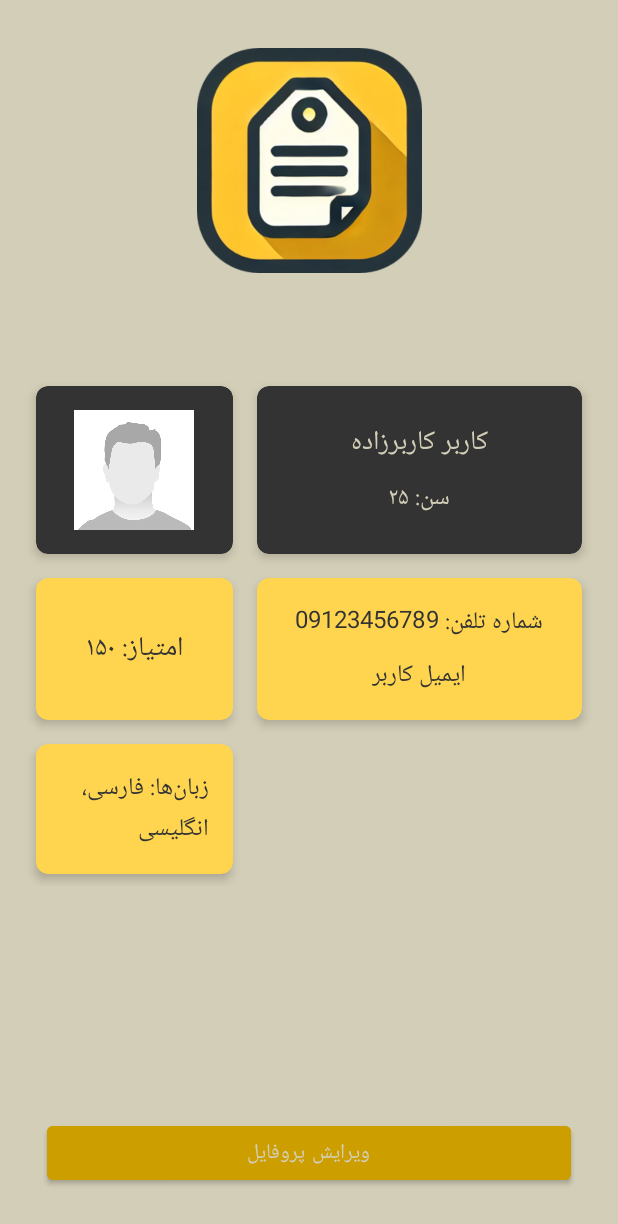
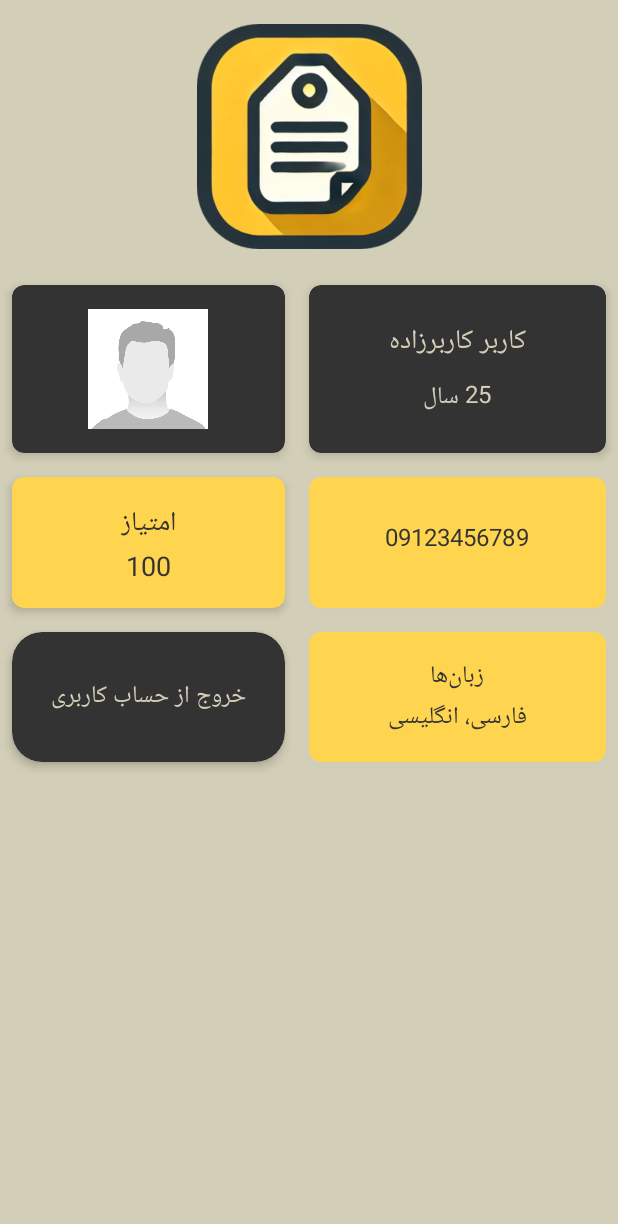
Before and after one commit to saeedsamie/Barchasb-Android-Application, an Android app: the UserProfileFragment screen opened through its navigation route, on a phone screen of 412 x 824 dp. Shown: the top 1224 px of the screen. Run offline under Robolectric (Android 15) with nearby library versions, the phone set to English and light mode, and no system bars.

Commit message:
design: cleanup and bugfix

```diff
--- a/app/src/main/java/com/example/barchasb/leaderboard/LeaderboardAdapter.kt
+++ b/app/src/main/java/com/example/barchasb/leaderboard/LeaderboardAdapter.kt
@@ -5,7 +5,7 @@ import android.view.ViewGroup
 import androidx.recyclerview.widget.RecyclerView
 import com.example.barchasb.databinding.ItemLeaderboardBinding
 
-data class LeaderboardItem(val username: String, val score: Int)
+data class LeaderboardItem(val username: String, val score: String)
 
 class LeaderboardAdapter(private val leaderboardItems: List<LeaderboardItem>) :
     RecyclerView.Adapter<LeaderboardAdapter.LeaderboardViewHolder>() {
--- a/app/src/main/java/com/example/barchasb/profile/UserProfileFragment.kt
+++ b/app/src/main/java/com/example/barchasb/profile/UserProfileFragment.kt
@@ -5,6 +5,8 @@ import android.view.LayoutInflater
 import android.view.View
 import android.view.ViewGroup
 import androidx.fragment.app.Fragment
+import androidx.navigation.fragment.findNavController
+import com.example.barchasb.R
 import com.example.barchasb.databinding.FragmentUserProfileBinding
 
 class UserProfileFragment : Fragment() {
@@ -17,6 +19,10 @@ class UserProfileFragment : Fragment() {
         savedInstanceState: Bundle?
     ): View {
         _binding = FragmentUserProfileBinding.inflate(inflater, container, false)
+
+        binding.signOutButton.setOnClickListener {
+            findNavController().navigate(R.id.action_userProfileFragment_to_loginFragment)
+        }
         return binding.root
     }
 
--- a/app/src/main/res/layout/fragment_sign_up.xml
+++ b/app/src/main/res/layout/fragment_sign_up.xml
@@ -10,7 +10,7 @@
         android:layout_gravity="center"
         android:layout_marginTop="16dp"
         android:layout_marginBottom="16dp"
-        android:contentDescription="App Logo"
+        android:importantForAccessibility="no"
         android:src="@drawable/ic_logo"
         app:layout_constraintEnd_toEndOf="parent"
         app:layout_constraintStart_toStartOf="parent"
--- a/app/src/main/res/layout/fragment_user_profile.xml
+++ b/app/src/main/res/layout/fragment_user_profile.xml
@@ -2,8 +2,7 @@
     xmlns:app="http://schemas.android.com/apk/res-auto"
     android:layout_width="match_parent"
     android:layout_height="match_parent"
-    android:background="@color/backgroundColor"
-    android:padding="16dp">
+    android:background="@color/backgroundColor">
 
     <ImageView
         android:id="@+id/logoImage"
@@ -12,7 +11,7 @@
         android:layout_gravity="center"
         android:layout_marginTop="16dp"
         android:layout_marginBottom="16dp"
-        android:contentDescription="App Logo"
+        android:importantForAccessibility="no"
         android:src="@drawable/ic_logo"
         app:layout_constraintEnd_toEndOf="parent"
         app:layout_constraintStart_toStartOf="parent"
@@ -24,11 +23,9 @@
         android:layout_width="match_parent"
         android:layout_height="wrap_content"
         android:layout_marginTop="16dp"
-        android:alignmentMode="alignMargins"
         android:columnCount="2"
         android:rowCount="2"
-        app:layout_constraintBottom_toBottomOf="parent"
-        app:layout_constraintTop_toTopOf="parent">
+        app:layout_constraintTop_toBottomOf="@id/logoImage">
 
         <!-- کارت عکس پروفایل کاربر (بالا سمت چپ) -->
         <androidx.cardview.widget.CardView
@@ -89,7 +86,7 @@
                     android:id="@+id/userAge"
                     android:layout_width="wrap_content"
                     android:layout_height="wrap_content"
-                    android:text="سن: ۲۵"
+                    android:text="@string/user_age_template"
                     android:textColor="@color/backgroundColor"
                     android:textSize="16sp" />
             </LinearLayout>
@@ -114,10 +111,17 @@
                 android:padding="16dp">
 
                 <TextView
+                    android:layout_width="wrap_content"
+                    android:layout_height="wrap_content"
+                    android:text="امتیاز"
+                    android:textColor="@color/textColor"
+                    android:textSize="18sp" />
+
+                <TextView
                     android:id="@+id/userPoints"
                     android:layout_width="wrap_content"
                     android:layout_height="wrap_content"
-                    android:text="امتیاز: ۱۵۰"
+                    android:text="@string/username_1_score"
                     android:textColor="@color/textColor"
                     android:textSize="18sp" />
             </LinearLayout>
@@ -146,20 +150,40 @@
                     android:layout_width="wrap_content"
                     android:layout_height="wrap_content"
                     android:layout_marginBottom="8dp"
-                    android:text="شماره تلفن: 09123456789"
+                    android:text="@string/user_phone_number"
                     android:textColor="@color/textColor"
                     android:textSize="16sp" />
 
+            </LinearLayout>
+        </androidx.cardview.widget.CardView>
+
+
+        <androidx.cardview.widget.CardView
+            android:id="@+id/signOutButton"
+            android:layout_width="0dp"
+            android:layout_height="wrap_content"
+            android:layout_rowWeight="1"
+            android:layout_columnWeight="1"
+            android:layout_margin="8dp"
+            app:cardBackgroundColor="@color/secondaryColor"
+            app:cardCornerRadius="20dp"
+            app:cardElevation="4dp">
+
+            <LinearLayout
+                android:layout_width="match_parent"
+                android:layout_height="match_parent"
+                android:gravity="center"
+                android:orientation="vertical"
+                android:padding="1dp">
+
                 <TextView
-                    android:id="@+id/userEmail"
                     android:layout_width="wrap_content"
                     android:layout_height="wrap_content"
-                    android:text="ایمیل کاربر"
-                    android:textColor="@color/textColor"
+                    android:text="@string/sign_out_button_string"
+                    android:textColor="@color/backgroundColor"
                     android:textSize="16sp" />
             </LinearLayout>
         </androidx.cardview.widget.CardView>
-
 
         <!-- کارت زبان‌ها (پایین سمت راست) -->
         <androidx.cardview.widget.CardView
@@ -180,10 +204,18 @@
                 android:padding="16dp">
 
                 <TextView
+                    android:id="@+id/laguagesTitle"
+                    android:layout_width="wrap_content"
+                    android:layout_height="wrap_content"
+                    android:text="@string/languages_title_string"
+                    android:textColor="@color/textColor"
+                    android:textSize="16sp" />
+
+                <TextView
                     android:id="@+id/userLanguages"
                     android:layout_width="wrap_content"
                     android:layout_height="wrap_content"
-                    android:text="زبان‌ها: فارسی، انگلیسی"
+                    android:text="@string/user_languages_template"
                     android:textColor="@color/textColor"
                     android:textSize="16sp" />
             </LinearLayout>
@@ -192,15 +224,4 @@
 
     </GridLayout>
 
-    <!-- دکمه ویرایش پروفایل (زیر کارت‌ها) -->
-    <Button
-        android:id="@+id/editProfileButton"
-        android:layout_width="match_parent"
-        android:layout_height="wrap_content"
-        android:layout_margin="15dp"
-        android:backgroundTint="@color/buttonColor"
-        android:text="ویرایش پروفایل"
-        android:textColor="@color/backgroundColor"
-        app:layout_constraintBottom_toBottomOf="parent"
-        app:layout_constraintStart_toStartOf="parent" />
 </androidx.constraintlayout.widget.ConstraintLayout>
--- a/app/src/main/res/layout/item_leaderboard.xml
+++ b/app/src/main/res/layout/item_leaderboard.xml
@@ -20,7 +20,7 @@
             android:layout_margin="10dp"
             android:layout_weight="1"
             android:gravity="center"
-            android:text="100"
+            android:text="@string/username_1_score"
             android:textSize="20sp"
             app:layout_constraintBottom_toBottomOf="parent"
             app:layout_constraintTop_toTopOf="parent" />
--- a/app/src/main/res/navigation/nav_graph.xml
+++ b/app/src/main/res/navigation/nav_graph.xml
@@ -51,6 +51,9 @@
         <action
             android:id="@+id/userProfileFragment_to_action_dashboardFragment"
             app:destination="@id/dashboardFragment" />
+        <action
+            android:id="@+id/action_userProfileFragment_to_loginFragment"
+            app:destination="@id/loginFragment" />
     </fragment>
 
     <fragment
--- a/app/src/main/res/values/strings.xml
+++ b/app/src/main/res/values/strings.xml
@@ -19,7 +19,20 @@
     <string name="task_description_template">متن را بر اساس صوتی که میشنوید اصلاح کنید</string>
     <string name="task_ID_template">555</string>
     <string name="username_1">کاربر کاربرزاده</string>
+    <string name="username_1_score">100</string>
     <string name="username_2">یوزر یوزریان</string>
+    <string name="username_2_score">82</string>
     <string name="username_3">کاربر کاربرنژاد</string>
+    <string name="username_3_score">67</string>
     <string name="username_4">یوزر یوزرپور</string>
+    <string name="username_4_score">23</string>
+    <string name="username_hint">نام کاربری</string>
+    <string name="password_hint">رمز عبور</string>
+    <string name="login_button_string">ورود</string>
+    <string name="dont_have_account_button_string">حساب کاربری ندارید؟ ثبت‌نام کنید</string>
+    <string name="languages_title_string">زبان‌ها</string>
+    <string name="user_languages_template">فارسی، انگلیسی</string>
+    <string name="user_phone_number">09123456789</string>
+    <string name="user_age_template">25 سال</string>
+    <string name="sign_out_button_string">خروج از حساب کاربری</string>
 </resources>
```
Also changed, not shown: app/src/main/java/com/example/barchasb/dashboard/DashboardFragment.kt (+7 -1 lines), app/src/main/java/com/example/barchasb/leaderboard/LeaderboardFragment.kt (+4 -4 lines), app/src/main/res/layout/fragment_dashboard.xml (+9 -7 lines), app/src/main/res/layout/fragment_login.xml (+10 -7 lines).
